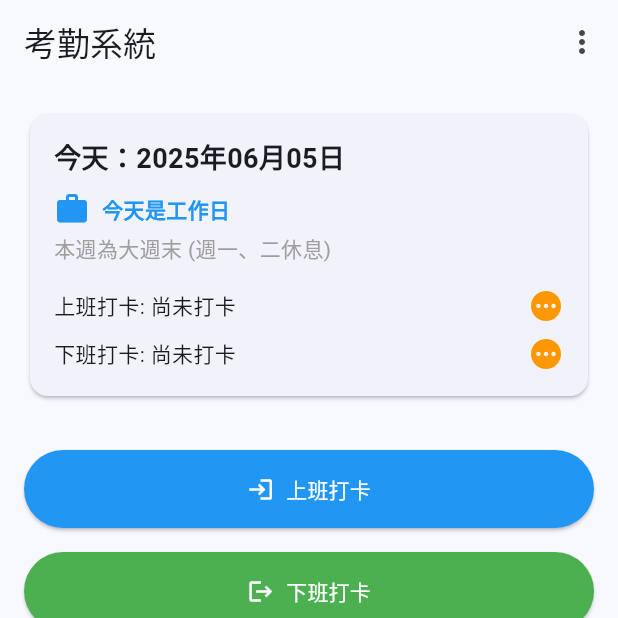
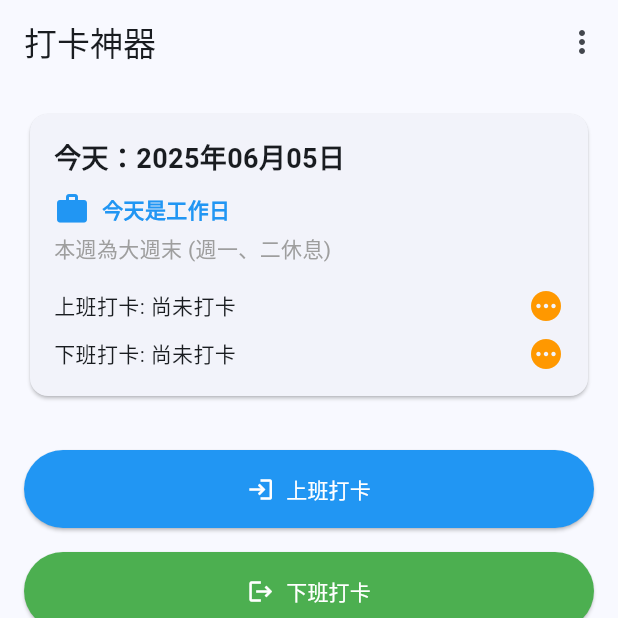
Before and after one commit to asadman1523/attendance_hub, a Flutter app: the screen it shows after launch, on a phone screen of 412 x 824 dp, the top half of it. Run offline on Flutter 3.47's test engine with Material 3 defaults, Android fonts, the light colour scheme and no system bars; our stand-ins replace flutter_local_notifications, shared_preferences, timezone; missing offline and left inert: workmanager; statements that could not run were skipped.

Commit message:
feat: rename app title to "打卡神器"
The title of the application has been changed from "考勤系統" to "打卡神器". This change is reflected in the `MaterialApp` widget and the main `AppBar`.

```diff
--- a/lib/main.dart
+++ b/lib/main.dart
@@ -4,13 +4,12 @@ import 'package:flutter/material.dart';
 import 'package:http/http.dart' as http;
 import 'package:intl/intl.dart';
 import 'package:shared_preferences/shared_preferences.dart';
-import 'package:workmanager/workmanager.dart';
+
+import 'models/weekend_tracker.dart';
+import 'pages/auto_clock_settings_page.dart';
 import 'pages/notification_settings_page.dart';
-import 'pages/auto_clock_settings_page.dart';
+import 'services/auto_clock_service.dart';
 import 'services/notification_service.dart';
-import 'services/auto_clock_service.dart';
-import 'services/background_service.dart';
-import 'models/weekend_tracker.dart';
 
 void main() async {
   WidgetsFlutterBinding.ensureInitialized();
@@ -30,7 +29,7 @@ class AttendanceApp extends StatelessWidget {
   @override
   Widget build(BuildContext context) {
     return MaterialApp(
-      title: '考勤系統',
+      title: '打卡神器',
       theme: ThemeData(
         colorScheme: ColorScheme.fromSeed(seedColor: Colors.blue),
         useMaterial3: true,
@@ -346,7 +345,7 @@ class _HomePageState extends State<HomePage> with WidgetsBindingObserver {
   Widget build(BuildContext context) {
     return Scaffold(
       appBar: AppBar(
-        title: const Text('考勤系統'),
+        title: const Text('打卡神器'),
         actions: [
           PopupMenuButton<String>(
             onSelected: (value) {
```
